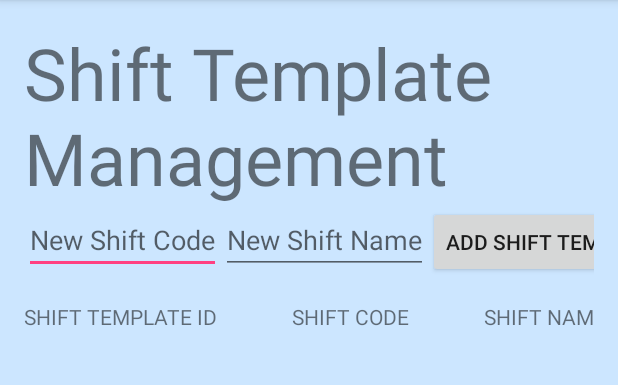
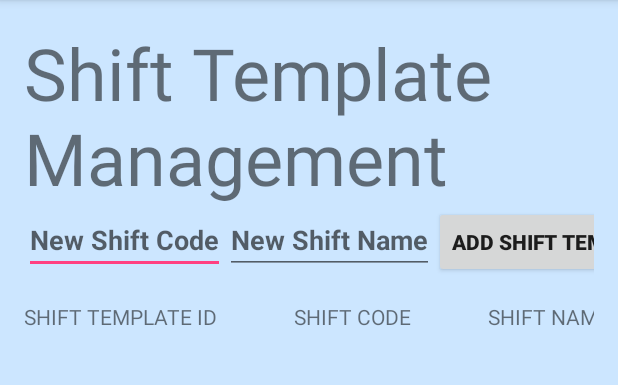
Before and after one commit to pcurtis5688/ashton-mansion-app, an Android app: the ShiftTemplateManagementActivity screen opened directly, with no data from a screen before it, on a phone screen of 412 x 824 dp, the part 84-469 px from its top. Run offline under Robolectric (Android 15) with nearby library versions, the phone set to English and light mode, and no system bars.

Commit message:
20 AUGUST - BACKGROUND / UI CHANGES

```diff
--- a/app/src/main/java/com/ashtonmansion/ashtonmansioncloverapp/activity/MainActivity.java
+++ b/app/src/main/java/com/ashtonmansion/ashtonmansioncloverapp/activity/MainActivity.java
@@ -65,12 +65,13 @@ public class MainActivity extends AppCompatActivity {
     }
 
     //Method to enter the sandbox
-    public void showSandboxPage(View view){
+    public void showSandboxPage(View view) {
         Intent sandboxPageIntent = new Intent(this, SandboxActivity.class);
         startActivity(sandboxPageIntent);
     }
+
     //Method to enter the sandbox
-    public void showManagementPage(View view){
+    public void showManagementPage(View view) {
         Intent mainManagerIntent = new Intent(this, ManagerMainActivity.class);
         startActivity(mainManagerIntent);
     }
--- a/app/src/main/res/layout/activity_shift_template_management.xml
+++ b/app/src/main/res/layout/activity_shift_template_management.xml
@@ -29,14 +29,16 @@
             android:layout_width="fill_parent"
             android:layout_height="wrap_content"
             android:hint="@string/shift_template_add_code_hint_str"
-            android:textAlignment="center" />
+            android:textAlignment="center"
+            android:textStyle="bold" />
 
         <EditText
             android:id="@+id/shift_template_add_name"
             android:layout_width="match_parent"
             android:layout_height="wrap_content"
             android:hint="@string/shift_template_add_name_hint_str"
-            android:textAlignment="center" />
+            android:textAlignment="center"
+            android:textStyle="bold" />
 
         <Button
             android:id="@+id/shift_template_add_btn"
@@ -44,7 +46,8 @@
             android:layout_height="wrap_content"
             android:onClick="addShiftTemplateRecord"
             android:text="@string/shift_template_add_btn_str"
-            android:textAlignment="center" />
+            android:textAlignment="center"
+            android:textStyle="bold" />
     </TableRow>
 
     <TableRow>
@@ -55,7 +58,8 @@
             android:layout_height="wrap_content"
             android:layout_span="3"
             android:paddingTop="@dimen/activity_vertical_margin"
-            android:stretchColumns="*">
+            android:stretchColumns="*"
+            android:textAlignment="center">
             <!--shift template table -->
         </TableLayout>
     </TableRow>
--- a/app/src/main/res/values/colors.xml
+++ b/app/src/main/res/values/colors.xml
@@ -3,6 +3,6 @@
     <color name="colorPrimary">#3F51B5</color>
     <color name="colorPrimaryDark">#303F9F</color>
     <color name="colorAccent">#FF4081</color>
-    <color name="standardBackground">#E6E6E6</color>
+    <color name="standardBackground">#333333</color>
     <color name="managerBackground">#CCE6FF</color>
 </resources>
```
Also changed, not shown: app/src/main/res/layout/activity_main.xml (+8 -13 lines), app/src/main/res/drawable/ashtonmansionlogo.jpg (added).
